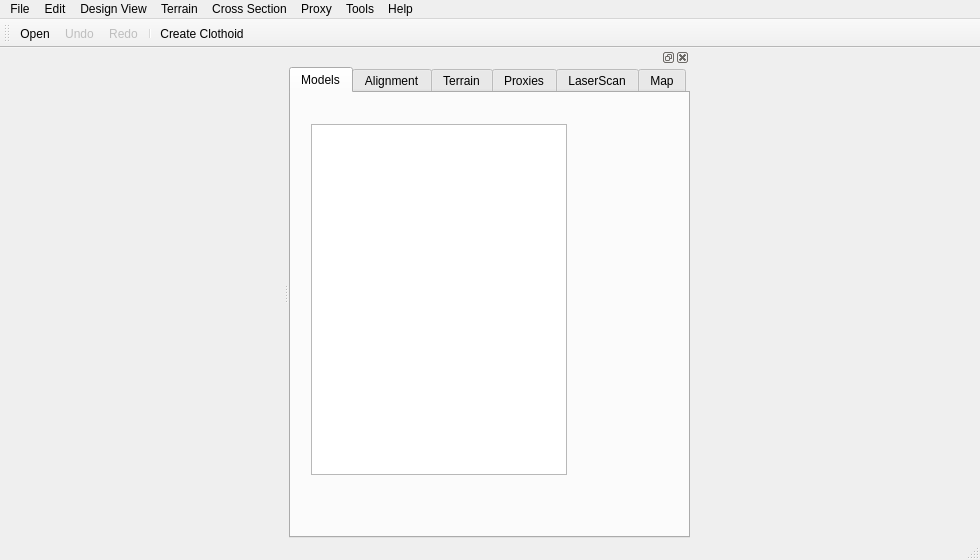
tumcms/Open-Infra-Platform, file UserInterface/Forms/MainWindow.ui: the form before one commit.
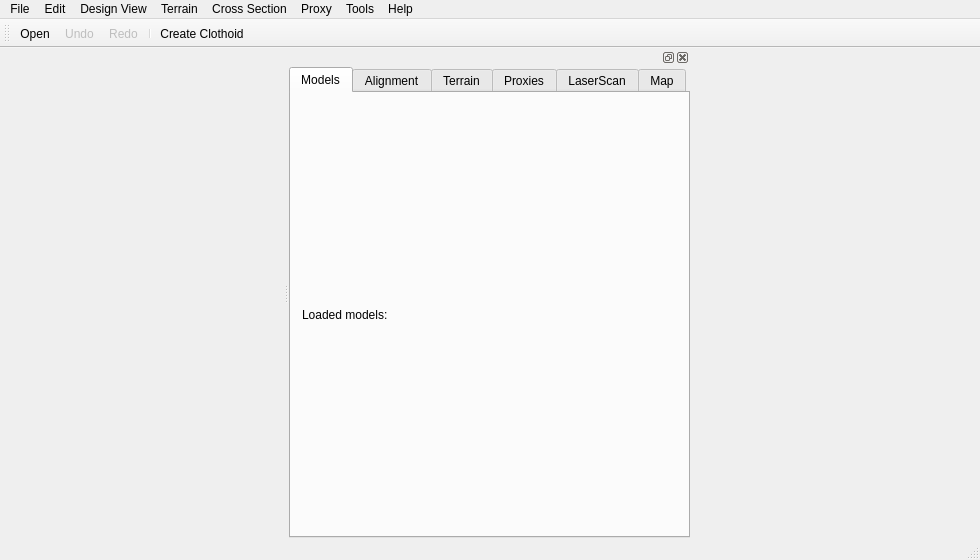
The form after the commit. Icons and pictures are not drawn.

Commit message: Now some models' properties get shown in the UI.

```diff
--- a/UserInterface/Forms/MainWindow.ui
+++ b/UserInterface/Forms/MainWindow.ui
@@ -59,16 +59,22 @@
      <attribute name="title">
       <string>Models</string>
      </attribute>
-     <widget class="QListWidget" name="listWidgetModels">
-      <property name="geometry">
-       <rect>
-        <x>20</x>
-        <y>31</y>
-        <width>256</width>
-        <height>351</height>
-       </rect>
-      </property>
-     </widget>
+     <layout class="QGridLayout" name="gridLayout_87">
+      <item row="0" column="0">
+        <layout class="QVBoxLayout" name="verticalLayoutModels">
+         <property name="sizeConstraint">
+          <enum>QLayout::SetMaximumSize</enum>
+         </property>
+         <item>
+          <widget class="QLabel" name="label_36">
+           <property name="text">
+            <string>Loaded models:</string>
+           </property>
+          </widget>
+         </item>
+        </layout>
+      </item>
+     </layout>
     </widget>
     <widget class="QWidget" name="tabAlignment">
      <attribute name="title">
```
The commit also changes 2 other files.
